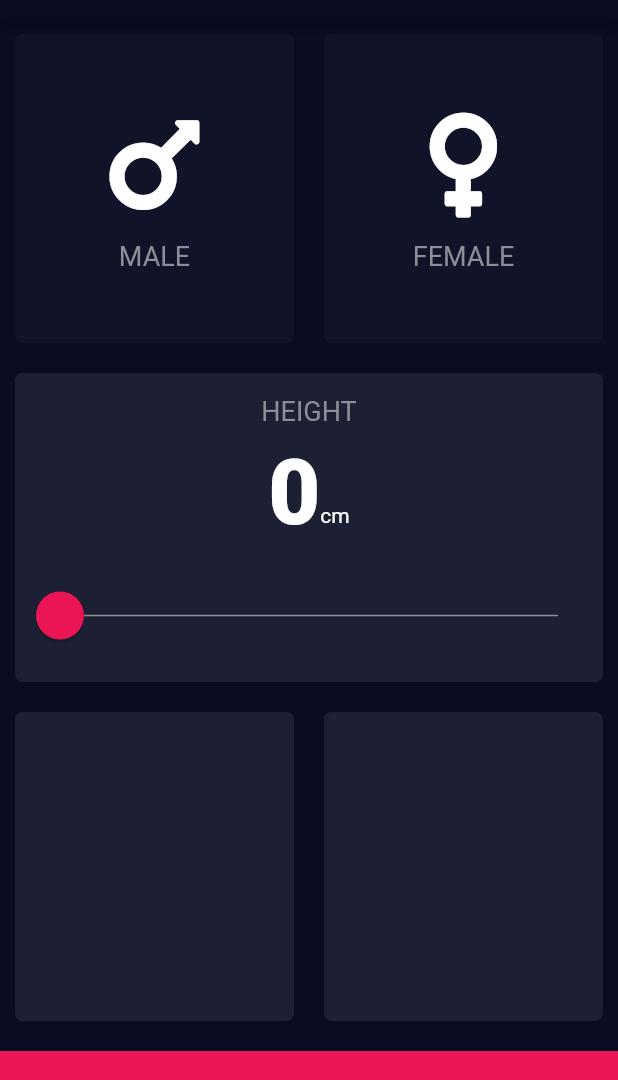
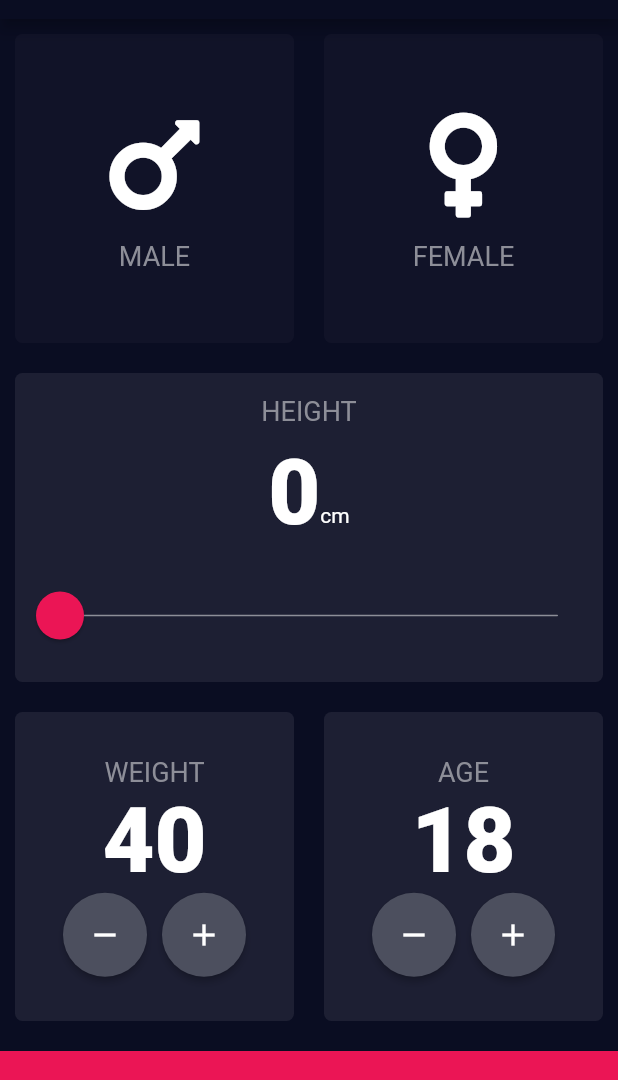
Before and after one commit to gabrielnotong/flutter-bim-calculator, a Flutter app: the screen it shows after launch, on a phone screen of 412 x 824 dp, the part 65-1145 px from its top. Run offline on Flutter 3.47's test engine with Material 2 defaults, Android fonts, the phone set to English and light mode, and no system bars; our stand-ins replace font_awesome_flutter.

Commit message:
Custom Floatting action button. Not using the default one provided by flutter

```diff
--- a/lib/input_page.dart
+++ b/lib/input_page.dart
@@ -5,6 +5,9 @@ import 'package:font_awesome_flutter/font_awesome_flutter.dart';
 import 'icon_content.dart';
 import 'reusable_card.dart';
 import 'constants.dart';
+
+const minWeight = 40;
+const minAge = 18;
 
 enum Gender {
   male,
@@ -19,6 +22,8 @@ class InputPage extends StatefulWidget {
 class _InputPageState extends State<InputPage> {
   Gender gender;
   double _myHeight = 0.0;
+  int _myWeight = minWeight;
+  int _myAge = minAge;
 
   @override
   Widget build(BuildContext context) {
@@ -137,11 +142,85 @@ class _InputPageState extends State<InputPage> {
                 Expanded(
                   child: ReuseAbleCard(
                     color: kActiveCardColor,
+                    cardChild: Column(
+                      mainAxisAlignment: MainAxisAlignment.center,
+                      children: [
+                        Text(
+                          'WEIGHT',
+                          style: kIconTextStyle,
+                        ),
+                        Text(
+                          _myWeight.toString(),
+                          style: kNumberTextStyle,
+                        ),
+                        Row(
+                          mainAxisAlignment: MainAxisAlignment.center,
+                          children: [
+                            RoundedIconButton(
+                              icon: Icons.remove,
+                              onClick: () {
+                                setState(() {
+                                  if (_myWeight > minWeight) {
+                                    _myWeight--;
+                                  }
+                                });
+                              },
+                            ),
+                            SizedBox(
+                              width: 10.0,
+                            ),
+                            RoundedIconButton(
+                              icon: Icons.add,
+                              onClick: () {
+                                setState(() => _myWeight++);
+                              },
+                            ),
+                          ],
+                        ),
+                      ],
+                    ),
                   ),
                 ),
                 Expanded(
                   child: ReuseAbleCard(
                     color: kActiveCardColor,
+                    cardChild: Column(
+                      mainAxisAlignment: MainAxisAlignment.center,
+                      children: [
+                        Text(
+                          'AGE',
+                          style: kIconTextStyle,
+                        ),
+                        Text(
+                          _myAge.toString(),
+                          style: kNumberTextStyle,
+                        ),
+                        Row(
+                          mainAxisAlignment: MainAxisAlignment.center,
+                          children: [
+                            RoundedIconButton(
+                              icon: Icons.remove,
+                              onClick: () {
+                                setState(() {
+                                  if (_myAge > minAge) {
+                                    _myAge--;
+                                  }
+                                });
+                              },
+                            ),
+                            SizedBox(
+                              width: 10.0,
+                            ),
+                            RoundedIconButton(
+                              icon: Icons.add,
+                              onClick: () {
+                                setState(() => _myAge++);
+                              },
+                            ),
+                          ],
+                        ),
+                      ],
+                    ),
                   ),
                 ),
               ],
@@ -158,3 +237,24 @@ class _InputPageState extends State<InputPage> {
     );
   }
 }
+
+class RoundedIconButton extends StatelessWidget {
+  final IconData icon;
+  final Function onClick;
+
+  RoundedIconButton({this.icon, this.onClick});
+
+  @override
+  Widget build(BuildContext context) {
+    return RawMaterialButton(
+      onPressed: onClick,
+      fillColor: Color(0xFF4C4F5E),
+      shape: CircleBorder(),
+      constraints: BoxConstraints.tightFor(
+        width: 56.0,
+        height: 56.0,
+      ),
+      child: Icon(icon),
+    );
+  }
+}
```
